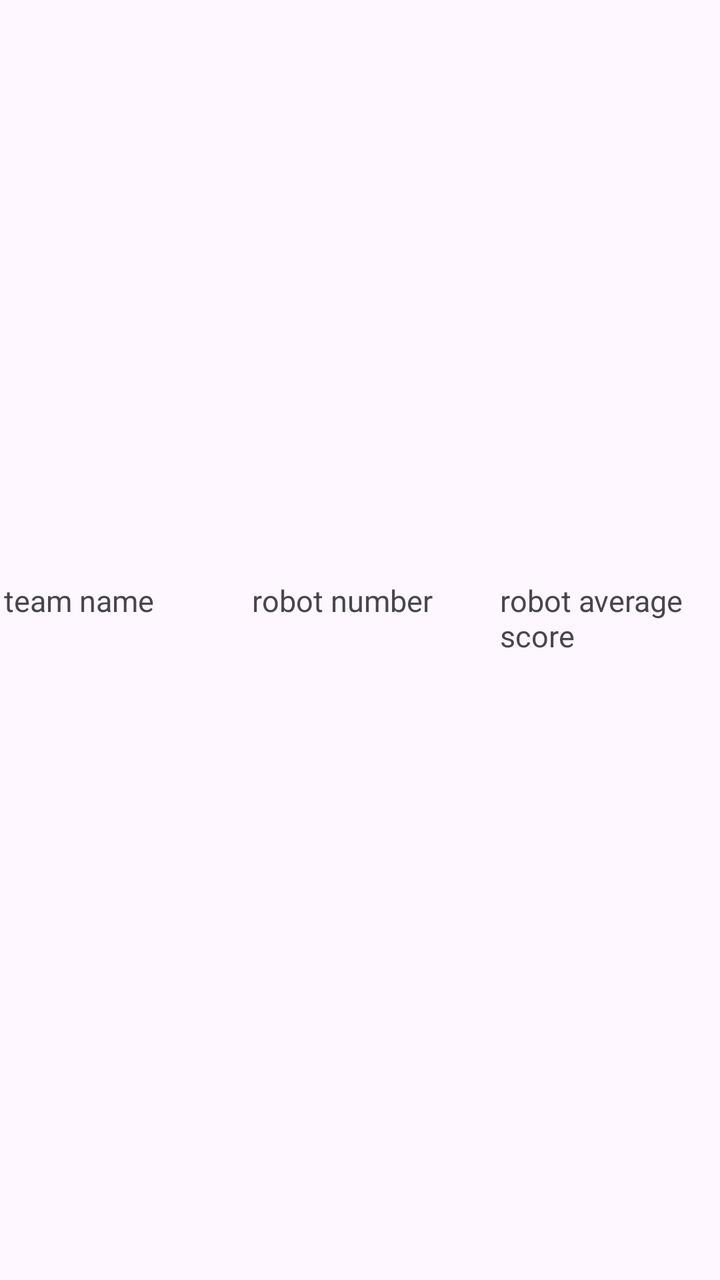
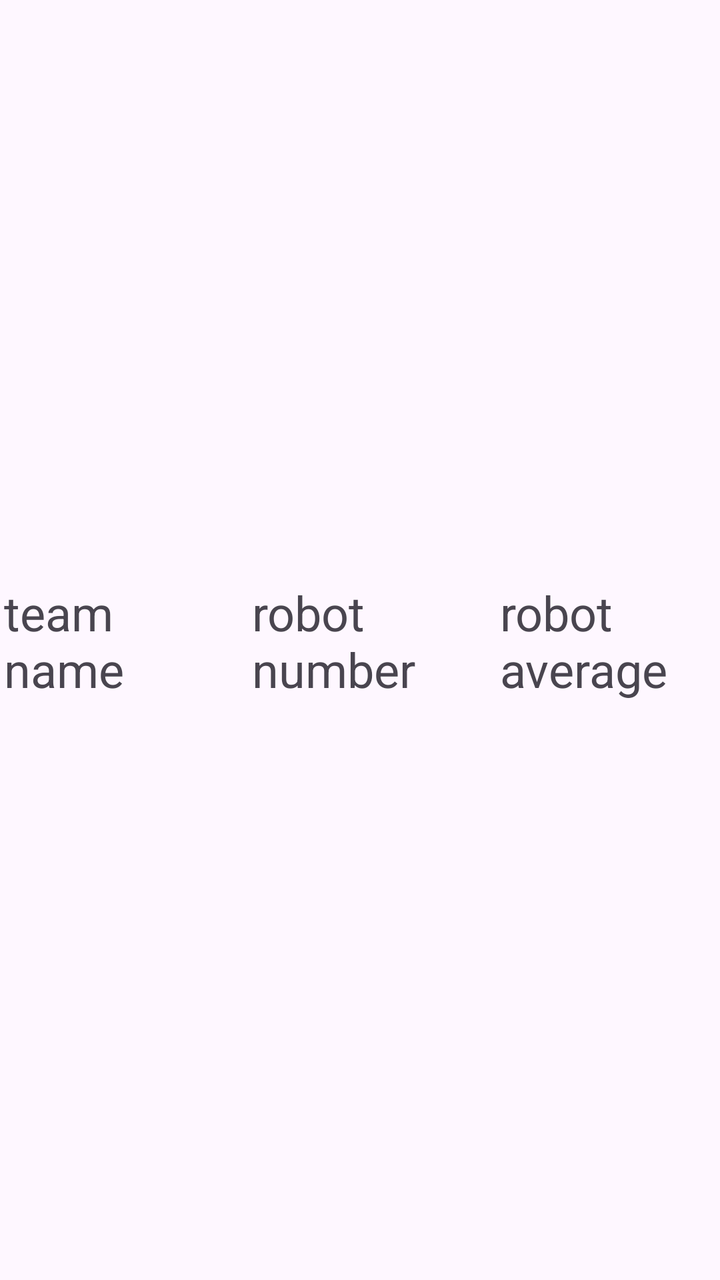

An Android layout rendered at two revisions. The XML below is the earlier revision; the diff shows what the commit changed to produce the second picture.
<!-- AndroidManifest.xml: application theme Theme.Cat -->
<!-- res/layout/single_robot.xml -->
<?xml version="1.0" encoding="utf-8"?>
<LinearLayout xmlns:android="http://schemas.android.com/apk/res/android"
    xmlns:app="http://schemas.android.com/apk/res-auto"
    xmlns:tools="http://schemas.android.com/tools"
    android:layout_width="match_parent"
    android:layout_height="wrap_content"
    android:orientation="horizontal"
    android:layoutDirection="ltr">
    <TextView
        android:id="@+id/tvTeamName"
        android:layout_width="120dp"
        android:layout_height="60dp"
        android:layout_gravity="center"
        android:textSize="15sp"
        android:text="team name"
        android:layout_margin="2dp"/>

    <TextView
        android:id="@+id/tvRobotNumber"
        android:layout_width="120dp"
        android:layout_height="60dp"
        android:layout_gravity="center"
        android:textSize="15sp"
        android:text="robot number"
        android:layout_margin="2dp"/>

    <TextView
        android:id="@+id/tvRobotAverageScore"
        android:layout_width="120dp"
        android:layout_height="60dp"
        android:layout_gravity="center"
        android:textSize="15sp"
        android:text="robot average score"
        android:layout_margin="2dp"/>

</LinearLayout>
<!-- resources referenced by this layout -->
<resources>
  <style name="Theme.Cat" parent="Base.Theme.Cat" />
  <style name="Base.Theme.Cat" parent="Theme.Material3.DayNight.NoActionBar">
          
          
      </style>
</resources>

<!-- the commit's change to res/layout/single_robot.xml (unified diff, before → after) -->
@@ -11,7 +11,7 @@
         android:layout_width="120dp"
         android:layout_height="60dp"
         android:layout_gravity="center"
-        android:textSize="15sp"
+        android:textSize="24sp"
         android:text="team name"
         android:layout_margin="2dp"/>
 
@@ -20,7 +20,7 @@
         android:layout_width="120dp"
         android:layout_height="60dp"
         android:layout_gravity="center"
-        android:textSize="15sp"
+        android:textSize="24sp"
         android:text="robot number"
         android:layout_margin="2dp"/>
 
@@ -29,7 +29,7 @@
         android:layout_width="120dp"
         android:layout_height="60dp"
         android:layout_gravity="center"
-        android:textSize="15sp"
+        android:textSize="24sp"
         android:text="robot average score"
         android:layout_margin="2dp"/>
 
